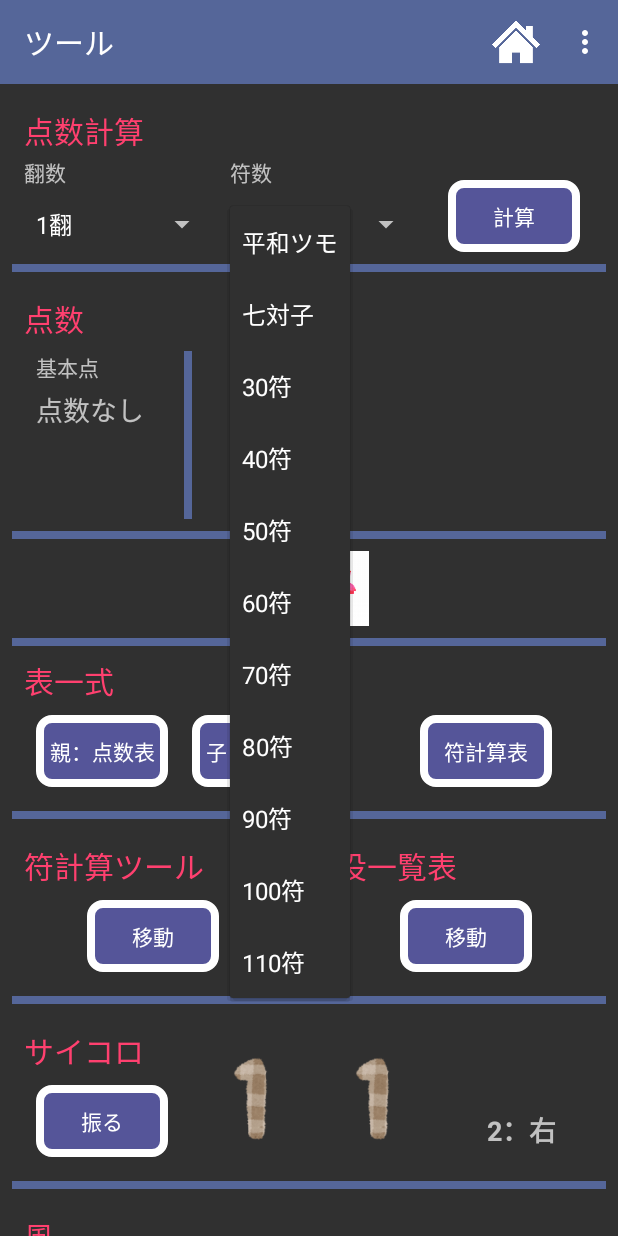
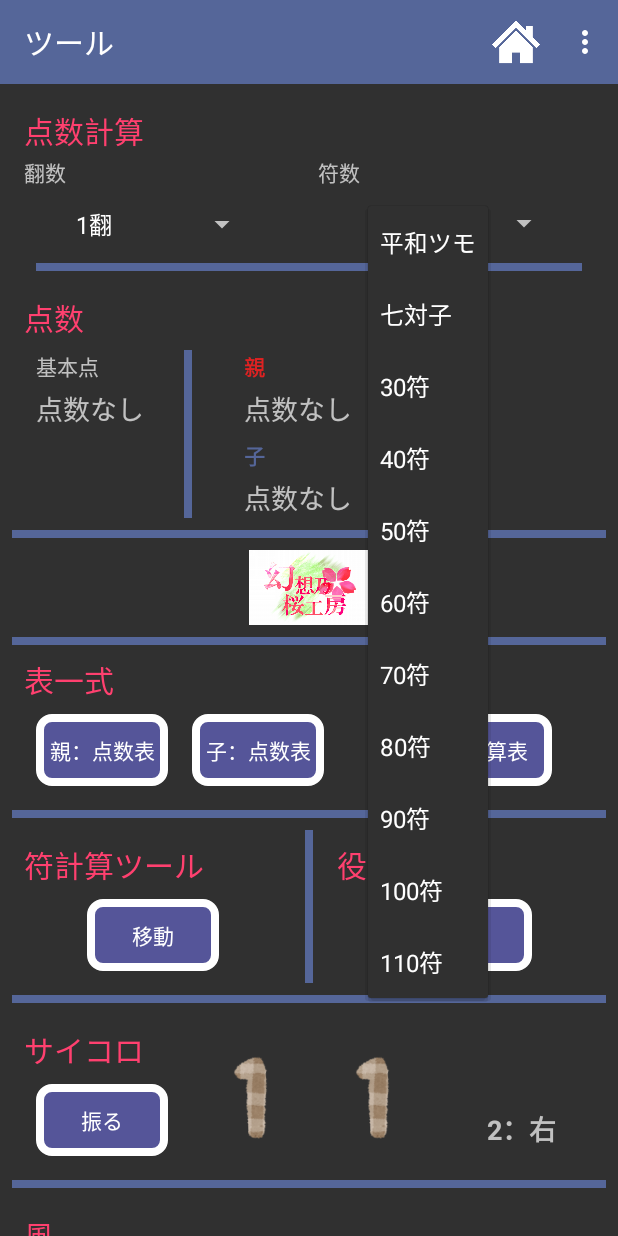
Before and after one commit to Bluewind12/Mahjongg_App, an Android app: the ToolsActivity screen opened directly, with no data from a screen before it, after a tap on "平和ツモ", on a phone screen of 412 x 824 dp. Run offline under Robolectric (Android 15) with nearby library versions, the phone set to English and light mode, and no system bars; libraries missing offline, so code that uses them is left out: net.nend.android; plain views replace NendAdView; 1 other tap on this screen came first.

Commit message:
点数計算でOKボタンを押す必要を削除。 スピナーのイベントで処理。

```diff
--- a/app/src/main/java/momonyan/mahjongg_tools/ToolsActivity.kt
+++ b/app/src/main/java/momonyan/mahjongg_tools/ToolsActivity.kt
@@ -11,12 +11,12 @@ import android.support.v7.app.AppCompatActivity
 import android.util.Log
 import android.view.Menu
 import android.view.MenuItem
+import android.view.View
 import android.widget.*
 import kotlinx.android.synthetic.main.point_tools.*
 
 
 class ToolsActivity : AppCompatActivity() {
-    private lateinit var okButton : Button
     private lateinit var pointButtonP : Button
     private lateinit var pointButtonC : Button
     private lateinit var markButton : Button
@@ -41,6 +41,10 @@ class ToolsActivity : AppCompatActivity() {
     private lateinit var countWind: CountFunctionWind
     private var sound = 0
 
+    //役
+    private var role: Int = 1
+    private var mark: Int = 10
+
     override fun onCreate(savedInstanceState : Bundle?) {
         val dataStore = getSharedPreferences("MainData", Context.MODE_PRIVATE)
         when (dataStore.getString("Theme", "Dark")) {
@@ -55,11 +59,26 @@ class ToolsActivity : AppCompatActivity() {
         //初期化
         init()
 
-        //計算の決定ボタンの動作
-        okButton.setOnClickListener {
-            val role = getRole()
-            val mark = getMarks()
-            countPoint(role + mark)
+
+        translateSpinner.onItemSelectedListener = object : AdapterView.OnItemSelectedListener {
+            //何も選択されなかった時の動作
+            override fun onNothingSelected(adapterView: AdapterView<*>) {}
+
+            //選択時
+            override fun onItemSelected(parent: AdapterView<*>, view: View, position: Int, id: Long) {
+                role = getRole()
+                countPoint(role + mark)
+            }
+        }
+        markSpinner.onItemSelectedListener = object : AdapterView.OnItemSelectedListener {
+            //何も選択されなかった時の動作
+            override fun onNothingSelected(adapterView: AdapterView<*>) {}
+
+            //選択時
+            override fun onItemSelected(parent: AdapterView<*>, view: View, position: Int, id: Long) {
+                mark = getMarks()
+                countPoint(role + mark)
+            }
         }
         //画面遷移系
         pointButtonP.setOnClickListener {
@@ -278,7 +297,6 @@ class ToolsActivity : AppCompatActivity() {
 
     //初期化用
     private fun init() {
-        okButton = findViewById(R.id.calculationButton)
         pointButtonP = findViewById(R.id.pointTableP)
         pointButtonC = findViewById(R.id.pointTableC)
         markButton = findViewById(R.id.markTable)
--- a/app/src/main/res/layout/point_tools.xml
+++ b/app/src/main/res/layout/point_tools.xml
@@ -24,19 +24,6 @@
             app:layout_constraintStart_toStartOf="parent"
             app:layout_constraintTop_toTopOf="parent" />
 
-		<Button
-			android:id="@+id/calculationButton"
-			android:layout_width="wrap_content"
-			android:layout_height="wrap_content"
-			android:layout_marginStart="8dp"
-			android:layout_marginTop="64dp"
-			android:layout_marginEnd="16dp"
-			android:background="?attr/colorButtonNormal"
-			android:text="@string/function"
-			app:layout_constraintEnd_toEndOf="parent"
-			app:layout_constraintStart_toEndOf="@+id/markSpinner"
-			app:layout_constraintTop_toTopOf="parent" />
-
         <TextView
             android:id="@+id/textView4"
             android:layout_width="wrap_content"
@@ -51,9 +38,12 @@
             android:id="@+id/textView5"
             android:layout_width="wrap_content"
             android:layout_height="wrap_content"
+            android:layout_marginStart="8dp"
             android:layout_marginTop="48dp"
+            android:layout_marginEnd="8dp"
             android:text="@string/fu"
-			app:layout_constraintStart_toStartOf="@+id/markSpinner"
+            app:layout_constraintEnd_toStartOf="@+id/markSpinner"
+            app:layout_constraintStart_toEndOf="@+id/textView2"
             app:layout_constraintTop_toTopOf="parent" />
 
         <Spinner
@@ -62,31 +52,35 @@
             android:layout_height="wrap_content"
             android:layout_marginStart="16dp"
             android:layout_marginTop="12dp"
+            android:layout_marginEnd="8dp"
             android:entries="@array/list1"
+            app:layout_constraintEnd_toStartOf="@+id/textView2"
             app:layout_constraintStart_toStartOf="parent"
             app:layout_constraintTop_toBottomOf="@+id/textView4" />
 
         <Spinner
             android:id="@+id/markSpinner"
             android:layout_width="wrap_content"
-			android:layout_height="wrap_content"
+            android:layout_height="22dp"
             android:layout_marginStart="8dp"
             android:layout_marginTop="12dp"
+            android:layout_marginEnd="8dp"
             android:entries="@array/list2"
-			app:layout_constraintStart_toEndOf="@+id/hanSpinner"
+            app:layout_constraintEnd_toEndOf="parent"
+            app:layout_constraintStart_toEndOf="@+id/textView2"
             app:layout_constraintTop_toBottomOf="@+id/textView5" />
 
         <View
             android:id="@+id/view"
             android:layout_width="match_parent"
             android:layout_height="5dp"
-			android:layout_marginStart="8dp"
-			android:layout_marginTop="8dp"
-			android:layout_marginEnd="8dp"
+            android:layout_marginStart="24dp"
+            android:layout_marginTop="16dp"
+            android:layout_marginEnd="24dp"
             android:background="?attr/colorPrimary"
             app:layout_constraintEnd_toEndOf="parent"
             app:layout_constraintStart_toStartOf="parent"
-			app:layout_constraintTop_toBottomOf="@+id/calculationButton" />
+            app:layout_constraintTop_toBottomOf="@+id/markSpinner" />
 
         <TextView
             android:id="@+id/pointTextView"
@@ -476,7 +470,7 @@
             app:layout_constraintEnd_toStartOf="@+id/windRandOutputTextView"
             app:layout_constraintStart_toEndOf="@+id/windRollButton"
             app:layout_constraintTop_toBottomOf="@+id/view10"
-			app:srcCompat="@drawable/hougaku1_higashi"/>
+            app:srcCompat="@drawable/hougaku1_higashi" />
 
         <TextView
             android:id="@+id/windRandOutputTextView"
@@ -491,6 +485,19 @@
             app:layout_constraintHorizontal_bias="0.0"
             app:layout_constraintStart_toStartOf="@+id/oyaDiceTextView" />
 
+        <TextView
+            android:id="@+id/textView2"
+            android:layout_width="wrap_content"
+            android:layout_height="wrap_content"
+            android:layout_marginStart="8dp"
+            android:layout_marginTop="8dp"
+            android:layout_marginEnd="8dp"
+            android:layout_marginBottom="8dp"
+            app:layout_constraintBottom_toTopOf="@+id/view"
+            app:layout_constraintEnd_toEndOf="parent"
+            app:layout_constraintStart_toStartOf="parent"
+            app:layout_constraintTop_toTopOf="parent" />
+
 
     </android.support.constraint.ConstraintLayout>
 
```
Lines whose indentation alone changed are shown as unchanged.
